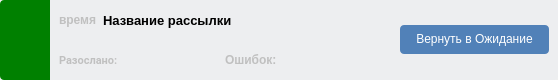
Before: the Qt Designer form src/finishedlistwidgetitem.ui in MorganGrieves/VKSender, drawn with Qt 5.
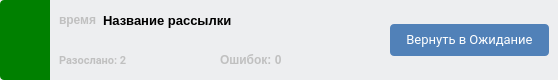
After: the same form once the commit is applied. Icons and pictures are not drawn.

The edit to the form file:
```diff
--- a/src/finishedlistwidgetitem.ui
+++ b/src/finishedlistwidgetitem.ui
@@ -239,7 +239,7 @@
                      <string notr="true">color:#C0C0C0;</string>
                     </property>
                     <property name="text">
-                     <string>Разослано: </string>
+                     <string>Разослано: 2</string>
                     </property>
                    </widget>
                   </item>
@@ -255,7 +255,7 @@
                      <string notr="true">color:#C0C0C0;</string>
                     </property>
                     <property name="text">
-                     <string>Ошибок: </string>
+                     <string>Ошибок: 0</string>
                     </property>
                    </widget>
                   </item>
@@ -276,6 +276,12 @@
              <verstretch>0</verstretch>
             </sizepolicy>
            </property>
+           <property name="font">
+            <font>
+             <family>Roboto</family>
+             <pointsize>10</pointsize>
+            </font>
+           </property>
            <property name="cursor">
             <cursorShape>PointingHandCursor</cursorShape>
            </property>
```
Left out of the diff: 5 changed lines with no effect on the pictures.
